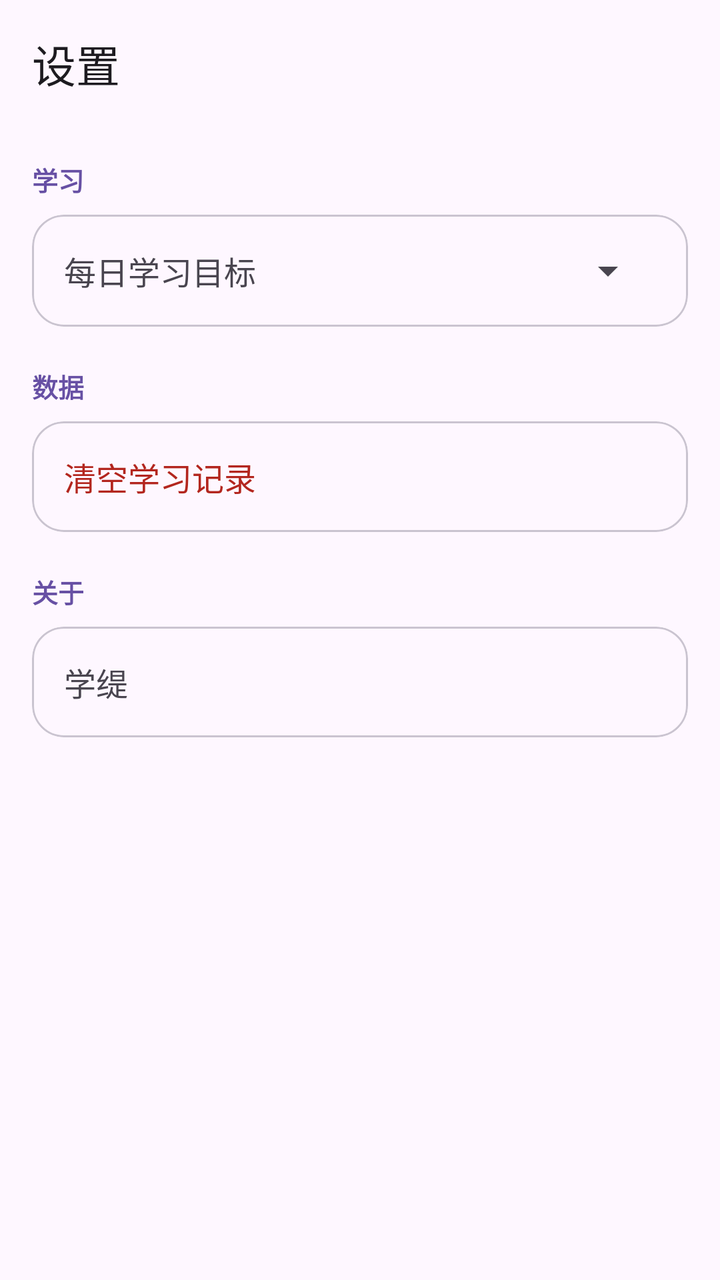
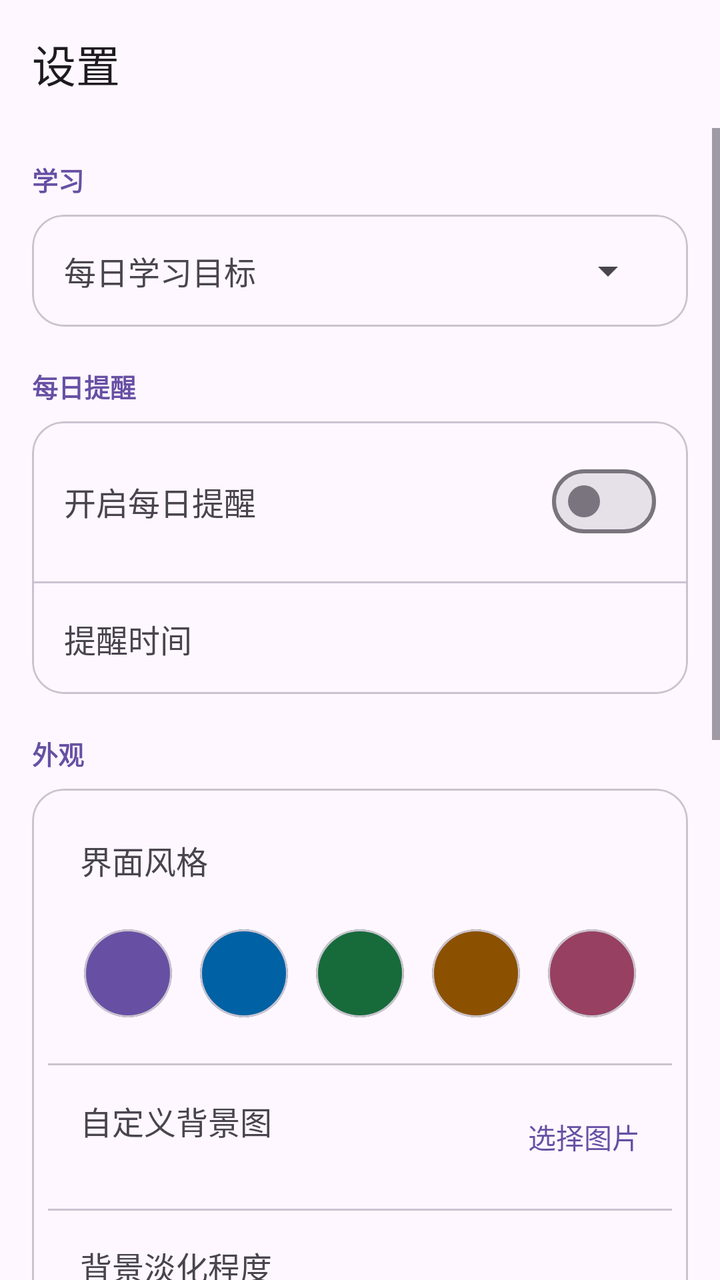

An Android layout rendered at two revisions. The XML below is the earlier revision; the diff shows what the commit changed to produce the second picture.
<!-- AndroidManifest.xml: application theme Theme.XueTi -->
<!-- res/layout/activity_settings.xml -->
<?xml version="1.0" encoding="utf-8"?>
<LinearLayout xmlns:android="http://schemas.android.com/apk/res/android"
    xmlns:app="http://schemas.android.com/apk/res-auto"
    android:layout_width="match_parent"
    android:layout_height="match_parent"
    android:orientation="vertical">

    <com.google.android.material.appbar.MaterialToolbar
        android:id="@+id/toolbar"
        android:layout_width="match_parent"
        android:layout_height="?attr/actionBarSize"
        app:title="@string/settings_title" />

    <ScrollView
        android:layout_width="match_parent"
        android:layout_height="0dp"
        android:layout_weight="1">

        <LinearLayout
            android:layout_width="match_parent"
            android:layout_height="wrap_content"
            android:orientation="vertical"
            android:padding="16dp">

            <TextView
                android:layout_width="match_parent"
                android:layout_height="wrap_content"
                android:text="@string/section_study"
                android:textColor="?attr/colorPrimary"
                android:textSize="13sp"
                android:textStyle="bold" />

            <com.google.android.material.card.MaterialCardView
                android:layout_width="match_parent"
                android:layout_height="wrap_content"
                android:layout_marginTop="8dp"
                app:cardCornerRadius="16dp"
                app:cardElevation="0dp"
                app:strokeColor="?attr/colorOutlineVariant"
                app:strokeWidth="1dp">

                <LinearLayout
                    android:layout_width="match_parent"
                    android:layout_height="wrap_content"
                    android:gravity="center_vertical"
                    android:orientation="horizontal"
                    android:padding="16dp">

                    <TextView
                        android:layout_width="0dp"
                        android:layout_height="wrap_content"
                        android:layout_weight="1"
                        android:text="@string/daily_goal"
                        android:textSize="16sp" />

                    <Spinner
                        android:id="@+id/goalSpinner"
                        android:layout_width="110dp"
                        android:layout_height="wrap_content" />
                </LinearLayout>
            </com.google.android.material.card.MaterialCardView>

            <TextView
                android:layout_width="match_parent"
                android:layout_height="wrap_content"
                android:layout_marginTop="20dp"
                android:text="@string/section_data"
                android:textColor="?attr/colorPrimary"
                android:textSize="13sp"
                android:textStyle="bold" />

            <com.google.android.material.card.MaterialCardView
                android:layout_width="match_parent"
                android:layout_height="wrap_content"
                android:layout_marginTop="8dp"
                app:cardCornerRadius="16dp"
                app:cardElevation="0dp"
                app:strokeColor="?attr/colorOutlineVariant"
                app:strokeWidth="1dp">

                <LinearLayout
                    android:id="@+id/resetRow"
                    android:layout_width="match_parent"
                    android:layout_height="wrap_content"
                    android:background="?attr/selectableItemBackground"
                    android:clickable="true"
                    android:focusable="true"
                    android:gravity="center_vertical"
                    android:orientation="horizontal"
                    android:padding="16dp">

                    <TextView
                        android:layout_width="0dp"
                        android:layout_height="wrap_content"
                        android:layout_weight="1"
                        android:text="@string/reset_progress"
                        android:textColor="?attr/colorError"
                        android:textSize="16sp" />
                </LinearLayout>
            </com.google.android.material.card.MaterialCardView>

            <TextView
                android:layout_width="match_parent"
                android:layout_height="wrap_content"
                android:layout_marginTop="20dp"
                android:text="@string/section_about"
                android:textColor="?attr/colorPrimary"
                android:textSize="13sp"
                android:textStyle="bold" />

            <com.google.android.material.card.MaterialCardView
                android:layout_width="match_parent"
                android:layout_height="wrap_content"
                android:layout_marginTop="8dp"
                app:cardCornerRadius="16dp"
                app:cardElevation="0dp"
                app:strokeColor="?attr/colorOutlineVariant"
                app:strokeWidth="1dp">

                <LinearLayout
                    android:layout_width="match_parent"
                    android:layout_height="wrap_content"
                    android:gravity="center_vertical"
                    android:orientation="horizontal"
                    android:padding="16dp">

                    <TextView
                        android:layout_width="0dp"
                        android:layout_height="wrap_content"
                        android:layout_weight="1"
                        android:text="@string/app_name"
                        android:textSize="16sp" />

                    <TextView
                        android:id="@+id/aboutVersion"
                        android:layout_width="wrap_content"
                        android:layout_height="wrap_content"
                        android:textColor="?attr/colorOnSurfaceVariant"
                        android:textSize="14sp" />
                </LinearLayout>
            </com.google.android.material.card.MaterialCardView>
        </LinearLayout>
    </ScrollView>
</LinearLayout>
<!-- resources referenced by this layout -->
<resources>
  <string name="app_name">学缇</string>
  <string name="daily_goal">每日学习目标</string>
  <string name="reset_progress">清空学习记录</string>
  <string name="section_about">关于</string>
  <string name="section_data">数据</string>
  <string name="section_study">学习</string>
  <string name="settings_title">设置</string>
  <style name="Theme.XueTi" parent="Theme.Material3.DayNight.NoActionBar">
          <item name="colorPrimary">@color/primary</item>
          <item name="colorOnPrimary">@color/onPrimary</item>
          <item name="colorPrimaryContainer">@color/primaryContainer</item>
          <item name="colorOnPrimaryContainer">@color/onPrimaryContainer</item>
          <item name="colorSecondary">@color/secondary</item>
          <item name="colorOnSecondary">@color/onSecondary</item>
          <item name="colorSecondaryContainer">@color/secondaryContainer</item>
          <item name="colorOnSecondaryContainer">@color/onSecondaryContainer</item>
          <item name="android:colorBackground">@color/background</item>
          <item name="colorSurface">@color/surface</item>
          <item name="colorOnSurface">@color/onSurface</item>
          <item name="colorSurfaceVariant">@color/surfaceVariant</item>
          <item name="colorOnSurfaceVariant">@color/onSurfaceVariant</item>
          <item name="colorOutline">@color/outline</item>
      </style>
  <color name="primary">#6750A4</color>
  <color name="onPrimary">#FFFFFF</color>
  <color name="primaryContainer">#EADDFF</color>
  <color name="onPrimaryContainer">#21005D</color>
  <color name="secondary">#625B71</color>
  <color name="onSecondary">#FFFFFF</color>
  <color name="secondaryContainer">#E8DEF8</color>
  <color name="onSecondaryContainer">#1D192B</color>
  <color name="background">#FEF7FF</color>
  <color name="surface">#FEF7FF</color>
  <color name="onSurface">#1D1B20</color>
  <color name="surfaceVariant">#E7E0EC</color>
  <color name="onSurfaceVariant">#49454F</color>
  <color name="outline">#79747E</color>
</resources>

<!-- the commit's change to res/layout/activity_settings.xml (unified diff, before → after) -->
@@ -22,6 +22,7 @@
             android:orientation="vertical"
             android:padding="16dp">
 
+            
             <TextView
                 android:layout_width="match_parent"
                 android:layout_height="wrap_content"
@@ -60,6 +61,358 @@
                 </LinearLayout>
             </com.google.android.material.card.MaterialCardView>
 
+            
+            <TextView
+                android:layout_width="match_parent"
+                android:layout_height="wrap_content"
+                android:layout_marginTop="20dp"
+                android:text="@string/section_reminder"
+                android:textColor="?attr/colorPrimary"
+                android:textSize="13sp"
+                android:textStyle="bold" />
+
+            <com.google.android.material.card.MaterialCardView
+                android:layout_width="match_parent"
+                android:layout_height="wrap_content"
+                android:layout_marginTop="8dp"
+                app:cardCornerRadius="16dp"
+                app:cardElevation="0dp"
+                app:strokeColor="?attr/colorOutlineVariant"
+                app:strokeWidth="1dp">
+
+                <LinearLayout
+                    android:layout_width="match_parent"
+                    android:layout_height="wrap_content"
+                    android:orientation="vertical">
+
+                    <LinearLayout
+                        android:layout_width="match_parent"
+                        android:layout_height="wrap_content"
+                        android:gravity="center_vertical"
+                        android:orientation="horizontal"
+                        android:padding="16dp">
+
+                        <TextView
+                            android:layout_width="0dp"
+                            android:layout_height="wrap_content"
+                            android:layout_weight="1"
+                            android:text="@string/daily_reminder"
+                            android:textSize="16sp" />
+
+                        <com.google.android.material.materialswitch.MaterialSwitch
+                            android:id="@+id/swReminder"
+                            android:layout_width="wrap_content"
+                            android:layout_height="wrap_content" />
+                    </LinearLayout>
+
+                    <View
+                        android:layout_width="match_parent"
+                        android:layout_height="1dp"
+                        android:background="?attr/colorOutlineVariant" />
+
+                    <LinearLayout
+                        android:id="@+id/reminderTimeRow"
+                        android:layout_width="match_parent"
+                        android:layout_height="wrap_content"
+                        android:background="?attr/selectableItemBackground"
+                        android:clickable="true"
+                        android:focusable="true"
+                        android:gravity="center_vertical"
+                        android:orientation="horizontal"
+                        android:padding="16dp">
+
+                        <TextView
+                            android:layout_width="0dp"
+                            android:layout_height="wrap_content"
+                            android:layout_weight="1"
+                            android:text="@string/reminder_time"
+                            android:textSize="16sp" />
+
+                        <TextView
+                            android:id="@+id/reminderTimeValue"
+                            android:layout_width="wrap_content"
+                            android:layout_height="wrap_content"
+                            android:textColor="?attr/colorPrimary"
+                            android:textSize="16sp"
+                            android:textStyle="bold" />
+                    </LinearLayout>
+                </LinearLayout>
+            </com.google.android.material.card.MaterialCardView>
+
+            
+            <TextView
+                android:layout_width="match_parent"
+                android:layout_height="wrap_content"
+                android:layout_marginTop="20dp"
+                android:text="@string/section_appearance"
+                android:textColor="?attr/colorPrimary"
+                android:textSize="13sp"
+                android:textStyle="bold" />
+
+            <com.google.android.material.card.MaterialCardView
+                android:layout_width="match_parent"
+                android:layout_height="wrap_content"
+                android:layout_marginTop="8dp"
+                app:cardCornerRadius="16dp"
+                app:cardElevation="0dp"
+                app:strokeColor="?attr/colorOutlineVariant"
+                app:strokeWidth="1dp">
+
+                <LinearLayout
+                    android:layout_width="match_parent"
+                    android:layout_height="wrap_content"
+                    android:orientation="vertical"
+                    android:padding="8dp">
+
+                    <TextView
+                        android:layout_width="match_parent"
+                        android:layout_height="wrap_content"
+                        android:padding="16dp"
+                        android:text="@string/ui_style"
+                        android:textSize="16sp" />
+
+                    <LinearLayout
+                        android:layout_width="match_parent"
+                        android:layout_height="wrap_content"
+                        android:gravity="center"
+                        android:orientation="horizontal"
+                        android:paddingBottom="16dp">
+
+                        <com.google.android.material.card.MaterialCardView
+                            android:id="@+id/stylePurple"
+                            android:layout_width="44dp"
+                            android:layout_height="44dp"
+                            android:layout_margin="7dp"
+                            android:checkable="true"
+                            app:cardBackgroundColor="@color/style_swatch_purple"
+                            app:cardCornerRadius="22dp"
+                            app:cardElevation="0dp"
+                            app:checkedIcon="@drawable/ic_check_circle"
+                            app:checkedIconTint="@android:color/white" />
+
+                        <com.google.android.material.card.MaterialCardView
+                            android:id="@+id/styleBlue"
+                            android:layout_width="44dp"
+                            android:layout_height="44dp"
+                            android:layout_margin="7dp"
+                            android:checkable="true"
+                            app:cardBackgroundColor="@color/style_swatch_blue"
+                            app:cardCornerRadius="22dp"
+                            app:cardElevation="0dp"
+                            app:checkedIcon="@drawable/ic_check_circle"
+                            app:checkedIconTint="@android:color/white" />
+
+                        <com.google.android.material.card.MaterialCardView
+                            android:id="@+id/styleGreen"
+                            android:layout_width="44dp"
+                            android:layout_height="44dp"
+                            android:layout_margin="7dp"
+                            android:checkable="true"
+                            app:cardBackgroundColor="@color/style_swatch_green"
+                            app:cardCornerRadius="22dp"
+                            app:cardElevation="0dp"
+                            app:checkedIcon="@drawable/ic_check_circle"
+                            app:checkedIconTint="@android:color/white" />
+
+                        <com.google.android.material.card.MaterialCardView
+                            android:id="@+id/styleOrange"
+                            android:layout_width="44dp"
+                            android:layout_height="44dp"
+                            android:layout_margin="7dp"
+                            android:checkable="true"
+                            app:cardBackgroundColor="@color/style_swatch_orange"
+                            app:cardCornerRadius="22dp"
+                            app:cardElevation="0dp"
+                            app:checkedIcon="@drawable/ic_check_circle"
+                            app:checkedIconTint="@android:color/white" />
+
+                        <com.google.android.material.card.MaterialCardView
+                            android:id="@+id/stylePink"
+                            android:layout_width="44dp"
+                            android:layout_height="44dp"
+                            android:layout_margin="7dp"
+                            android:checkable="true"
+                            app:cardBackgroundColor="@color/style_swatch_pink"
+                            app:cardCornerRadius="22dp"
+                            app:cardElevation="0dp"
+                            app:checkedIcon="@drawable/ic_check_circle"
+                            app:checkedIconTint="@android:color/white" />
+                    </LinearLayout>
+
+                    <View
+                        android:layout_width="match_parent"
+                        android:layout_height="1dp"
+                        android:background="?attr/colorOutlineVariant" />
+
+                    <LinearLayout
+                        android:id="@+id/pickBackgroundRow"
+                        android:layout_width="match_parent"
+                        android:layout_height="wrap_content"
+                        android:background="?attr/selectableItemBackground"
+                        android:clickable="true"
+                        android:focusable="true"
+                        android:gravity="center_vertical"
+                        android:orientation="horizontal"
+                        android:padding="16dp">
+
+                        <LinearLayout
+                            android:layout_width="0dp"
+                            android:layout_height="wrap_content"
+                            android:layout_weight="1"
+                            android:orientation="vertical">
+
+                            <TextView
+                                android:layout_width="match_parent"
+                                android:layout_height="wrap_content"
+                                android:text="@string/custom_background"
+                                android:textSize="16sp" />
+
+                            <TextView
+                                android:id="@+id/backgroundStateText"
+                                android:layout_width="match_parent"
+                                android:layout_height="wrap_content"
+                                android:textColor="?attr/colorOnSurfaceVariant"
+                                android:textSize="12sp" />
+                        </LinearLayout>
+
+                        <TextView
+                            android:layout_width="wrap_content"
+                            android:layout_height="wrap_content"
+                            android:text="@string/pick_image"
+                            android:textColor="?attr/colorPrimary"
+                            android:textSize="14sp" />
+                    </LinearLayout>
+
+                    <View
+                        android:layout_width="match_parent"
+                        android:layout_height="1dp"
+                        android:background="?attr/colorOutlineVariant" />
+
+                    <LinearLayout
+                        android:layout_width="match_parent"
+                        android:layout_height="wrap_content"
+                        android:orientation="vertical"
+                        android:padding="16dp">
+
+                        <TextView
+                            android:layout_width="match_parent"
+                            android:layout_height="wrap_content"
+                            android:text="@string/background_dim"
+                            android:textSize="16sp" />
+
+                        <SeekBar
+                            android:id="@+id/sbBackgroundDim"
+                            android:layout_width="match_parent"
+                            android:layout_height="wrap_content"
+                            android:max="95"
+                            android:progress="70" />
+                    </LinearLayout>
+
+                    <View
+                        android:layout_width="match_parent"
+                        android:layout_height="1dp"
+                        android:background="?attr/colorOutlineVariant" />
+
+                    <LinearLayout
+                        android:id="@+id/resetBackgroundRow"
+                        android:layout_width="match_parent"
+                        android:layout_height="wrap_content"
+                        android:background="?attr/selectableItemBackground"
+                        android:clickable="true"
+                        android:focusable="true"
+                        android:gravity="center_vertical"
+                        android:orientation="horizontal"
+                        android:padding="16dp">
+
+                        <TextView
+                            android:layout_width="0dp"
+                            android:layout_height="wrap_content"
+                            android:layout_weight="1"
+                            android:text="@string/reset_background"
+                            android:textColor="?attr/colorError"
+                            android:textSize="16sp" />
+                    </LinearLayout>
+                </LinearLayout>
+            </com.google.android.material.card.MaterialCardView>
+
+            
+            <TextView
+                android:layout_width="match_parent"
+                android:layout_height="wrap_content"
+                android:layout_marginTop="20dp"
+                android:text="@string/section_update"
+                android:textColor="?attr/colorPrimary"
+                android:textSize="13sp"
+                android:textStyle="bold" />
+
+            <com.google.android.material.card.MaterialCardView
+                android:layout_width="match_parent"
+                android:layout_height="wrap_content"
+                android:layout_marginTop="8dp"
+                app:cardCornerRadius="16dp"
+                app:cardElevation="0dp"
+                app:strokeColor="?attr/colorOutlineVariant"
+                app:strokeWidth="1dp">
+
+                <LinearLayout
+                    android:layout_width="match_parent"
+                    android:layout_height="wrap_content"
+                    android:orientation="vertical">
+
+                    <LinearLayout
+                        android:layout_width="match_parent"
+                        android:layout_height="wrap_content"
+                        android:gravity="center_vertical"
+                        android:orientation="horizontal"
+                        android:padding="16dp">
+
+                        <TextView
+                            android:layout_width="0dp"
+                            android:layout_height="wrap_content"
+                            android:layout_weight="1"
+                            android:text="@string/auto_check_update"
+                            android:textSize="16sp" />
+
+                        <com.google.android.material.materialswitch.MaterialSwitch
+                            android:id="@+id/swAutoUpdate"
+                            android:layout_width="wrap_content"
+                            android:layout_height="wrap_content" />
+                    </LinearLayout>
+
+                    <View
+                        android:layout_width="match_parent"
+                        android:layout_height="1dp"
+                        android:background="?attr/colorOutlineVariant" />
+
+                    <LinearLayout
+                        android:id="@+id/checkUpdateRow"
+                        android:layout_width="match_parent"
+                        android:layout_height="wrap_content"
+                        android:background="?attr/selectableItemBackground"
+                        android:clickable="true"
+                        android:focusable="true"
+                        android:gravity="center_vertical"
+                        android:orientation="horizontal"
+                        android:padding="16dp">
+
+                        <TextView
+                            android:layout_width="0dp"
+                            android:layout_height="wrap_content"
+                            android:layout_weight="1"
+                            android:text="@string/check_update"
+                            android:textSize="16sp" />
+
+                        <TextView
+                            android:id="@+id/currentVersionText"
+                            android:layout_width="wrap_content"
+                            android:layout_height="wrap_content"
+                            android:textColor="?attr/colorOnSurfaceVariant"
+                            android:textSize="14sp" />
+                    </LinearLayout>
+                </LinearLayout>
+            </com.google.android.material.card.MaterialCardView>
+
+            
             <TextView
                 android:layout_width="match_parent"
                 android:layout_height="wrap_content"
@@ -99,6 +452,7 @@
                 </LinearLayout>
             </com.google.android.material.card.MaterialCardView>
 
+            
             <TextView
                 android:layout_width="match_parent"
                 android:layout_height="wrap_content"
<!-- resource entries referenced after the edit -->
@@ -1,12 +1,39 @@
 <!-- resources referenced by this layout -->
 <resources>
+  <color name="style_swatch_blue">#0061A4</color>
+  <color name="style_swatch_green">#176B3A</color>
+  <color name="style_swatch_orange">#8B5000</color>
+  <color name="style_swatch_pink">#984061</color>
+  <color name="style_swatch_purple">#6750A4</color>
+  <!-- drawable ic_check_circle (drawable) -->
+  <vector xmlns:android="http://schemas.android.com/apk/res/android"
+      android:width="24dp"
+      android:height="24dp"
+      android:viewportWidth="24"
+      android:viewportHeight="24">
+      <path
+          android:fillColor="#FFFFFFFF"
+          android:pathData="M12,2C6.48,2 2,6.48 2,12s4.48,10 10,10 10,-4.48 10,-10S17.52,2 12,2zM10,17l-5,-5 1.41,-1.41L10,14.17l7.59,-7.59L19,8l-9,9z" />
+  </vector>
   <string name="app_name">学缇</string>
+  <string name="auto_check_update">启动时自动检查更新</string>
+  <string name="background_dim">背景淡化程度</string>
+  <string name="check_update">检查更新</string>
+  <string name="custom_background">自定义背景图</string>
   <string name="daily_goal">每日学习目标</string>
+  <string name="daily_reminder">开启每日提醒</string>
+  <string name="pick_image">选择图片</string>
+  <string name="reminder_time">提醒时间</string>
+  <string name="reset_background">恢复默认背景</string>
   <string name="reset_progress">清空学习记录</string>
   <string name="section_about">关于</string>
+  <string name="section_appearance">外观</string>
   <string name="section_data">数据</string>
+  <string name="section_reminder">每日提醒</string>
   <string name="section_study">学习</string>
+  <string name="section_update">更新</string>
   <string name="settings_title">设置</string>
+  <string name="ui_style">界面风格</string>
   <style name="Theme.XueTi" parent="Theme.Material3.DayNight.NoActionBar">
           <item name="colorPrimary">@color/primary</item>
           <item name="colorOnPrimary">@color/onPrimary</item>
